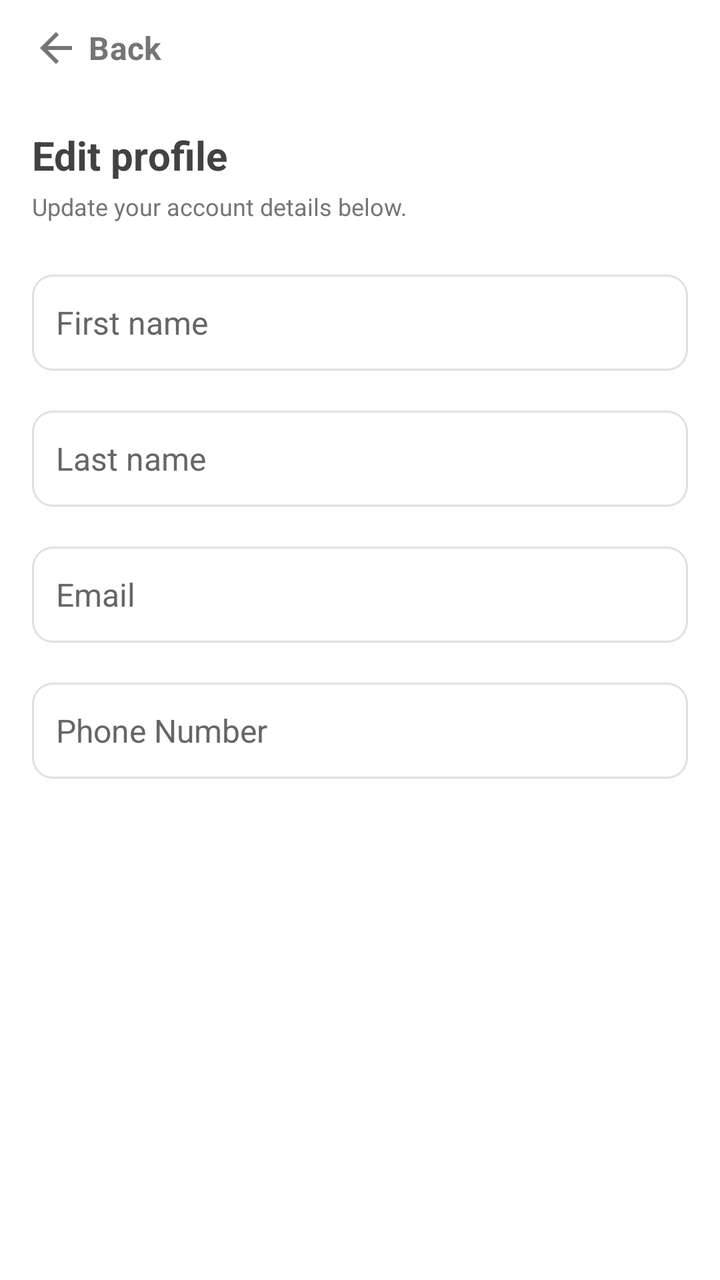
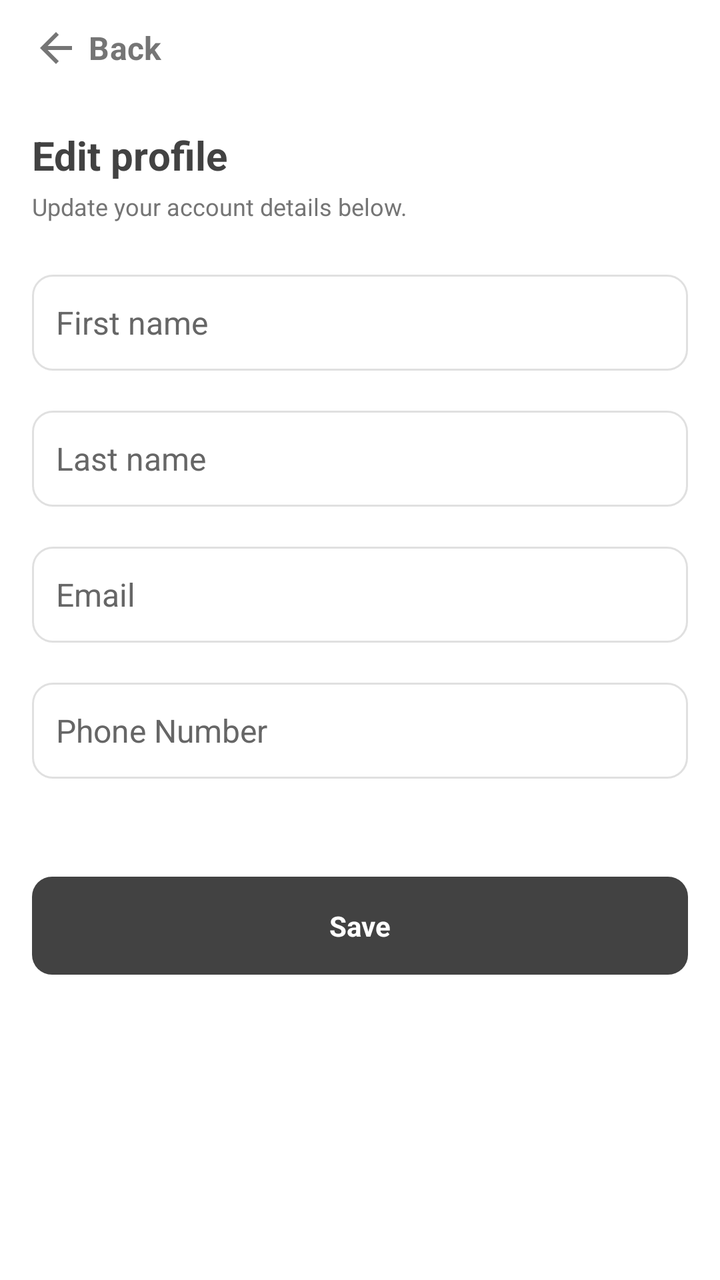

The first picture is an Android layout as it rendered before a commit; the second is the same layout after the commit. The layout source and the unified diff follow.
<!-- AndroidManifest.xml: application theme Theme.G08 -->
<!-- res/layout/edit_profile.xml -->
<?xml version="1.0" encoding="utf-8"?>
<androidx.constraintlayout.widget.ConstraintLayout xmlns:android="http://schemas.android.com/apk/res/android"
    xmlns:app="http://schemas.android.com/apk/res-auto"
    android:layout_width="match_parent"
    android:layout_height="match_parent"
    android:fitsSystemWindows="true">

    <ScrollView
        android:layout_width="match_parent"
        android:layout_height="match_parent"
        android:fillViewport="true"
        app:layout_constraintBottom_toBottomOf="parent"
        app:layout_constraintTop_toTopOf="parent">

        <LinearLayout
            android:id="@+id/rootLayout"
            android:layout_width="match_parent"
            android:layout_height="wrap_content"
            android:orientation="vertical"
            android:paddingStart="16dp"
            android:paddingEnd="16dp"
            android:paddingBottom="24dp">

            <Button
                android:id="@+id/backButton"
                style="@style/Widget.Material3.Button.TextButton"
                android:layout_width="wrap_content"
                android:layout_height="wrap_content"
                android:layout_gravity="start"
                android:minHeight="48dp"
                android:minWidth="0dp"
                android:paddingStart="0dp"
                android:paddingEnd="16dp"
                android:text="@string/back"
                android:textColor="@color/grey"
                android:textSize="16sp"
                app:icon="@drawable/ic_arrow_back"
                app:iconGravity="textStart"
                app:iconSize="24dp"
                app:iconTint="@color/grey" />

            <TextView
                android:id="@+id/editProfileTitle"
                android:layout_width="match_parent"
                android:layout_height="wrap_content"
                android:layout_marginTop="16dp"
                android:text="@string/profile_edit"
                android:textAlignment="textStart"
                android:textColor="@color/main_netural_color"
                android:textSize="20sp"
                android:textStyle="bold" />

            <TextView
                android:id="@+id/editProfileSubtitle"
                android:layout_width="match_parent"
                android:layout_height="wrap_content"
                android:layout_marginTop="4dp"
                android:paddingBottom="16dp"
                android:text="@string/edit_profile_subtitle"
                android:textAlignment="textStart"
                android:textColor="@color/grey"
                android:textSize="12sp" />

            <EditText
                android:id="@+id/firstNameInput"
                android:layout_width="match_parent"
                android:layout_height="wrap_content"
                android:background="@drawable/edittext_bordered"
                android:hint="@string/user_first_name"
                android:importantForAutofill="no"
                android:inputType="textPersonName"
                android:digits="abcdefghijklmnopqrstuvwxyzABCDEFGHIJKLMNOPQRSTUVWXYZ -'"
                android:layout_marginVertical="@dimen/button_vertical_margin"
                android:maxWidth="320dp"
                android:minHeight="48dp"
                android:padding="12dp"
                android:textColorHint="#666666"
                android:textSize="16sp" />

            <EditText
                android:id="@+id/lastNameInput"
                android:layout_width="match_parent"
                android:layout_height="wrap_content"
                android:background="@drawable/edittext_bordered"
                android:hint="@string/user_last_name"
                android:importantForAutofill="no"
                android:inputType="textPersonName"
                android:digits="abcdefghijklmnopqrstuvwxyzABCDEFGHIJKLMNOPQRSTUVWXYZ -'"
                android:layout_marginVertical="@dimen/button_vertical_margin"
                android:maxWidth="320dp"
                android:minHeight="48dp"
                android:padding="12dp"
                android:textColorHint="#666666"
                android:textSize="16sp" />

            <EditText
                android:id="@+id/emailInput"
                android:layout_width="match_parent"
                android:layout_height="wrap_content"
                android:background="@drawable/edittext_bordered"
                android:hint="@string/user_email"
                android:importantForAutofill="no"
                android:inputType="textEmailAddress"
                android:layout_marginVertical="@dimen/button_vertical_margin"
                android:maxWidth="320dp"
                android:minHeight="48dp"
                android:padding="12dp"
                android:textColorHint="#666666"
                android:textSize="16sp" />

            <EditText
                android:id="@+id/phoneInput"
                android:layout_width="match_parent"
                android:layout_height="wrap_content"
                android:background="@drawable/edittext_bordered"
                android:hint="@string/user_phone_number"
                android:importantForAutofill="no"
                android:inputType="phone"
                android:digits="0123456789"
                android:maxLength="10"
                android:layout_marginVertical="@dimen/button_vertical_margin"
                android:maxWidth="320dp"
                android:minHeight="48dp"
                android:padding="12dp"
                android:textColorHint="#666666"
                android:textSize="16sp" />
        </LinearLayout>
    </ScrollView>
</androidx.constraintlayout.widget.ConstraintLayout>
<!-- resources referenced by this layout -->
<resources>
  <color name="grey">#757575</color>
  <color name="main_netural_color">#424242</color>
  <dimen name="button_vertical_margin">10dp</dimen>
  <!-- drawable edittext_bordered (drawable) -->
  <?xml version="1.0" encoding="utf-8"?>
  <shape xmlns:android="http://schemas.android.com/apk/res/android"
      android:shape="rectangle">
      <solid android:color="@color/white" />
      <stroke
          android:width="1dp"
          android:color="@color/input_border_light_grey" />
      <corners android:radius="10dp" />
  </shape>
  <!-- drawable ic_arrow_back (drawable) -->
  <?xml version="1.0" encoding="utf-8"?>
  <vector xmlns:android="http://schemas.android.com/apk/res/android"
      android:width="24dp"
      android:height="24dp"
      android:viewportWidth="24"
      android:viewportHeight="24">
      <path
          android:fillColor="#757575"
          android:pathData="M20,11H7.83l5.59,-5.59L12,4l-8,8 8,8 1.41,-1.41L7.83,13H20v-2z" />
  </vector>
  <string name="back">Back</string>
  <string name="edit_profile_subtitle">Update your account details below.</string>
  <string name="profile_edit">Edit profile</string>
  <string name="user_email">Email</string>
  <string name="user_first_name">First name</string>
  <string name="user_last_name">Last name</string>
  <string name="user_phone_number">Phone Number</string>
  <style name="Theme.G08" parent="Base.Theme.G08" />
  <color name="white">#FFFFFFFF</color>
  <color name="input_border_light_grey">#E0E0E0</color>
  <style name="Base.Theme.G08" parent="Theme.Material3.DayNight.NoActionBar">
          
          
          <item name="android:windowBackground">@color/cardview_light_background</item>
          <item name="android:fontFamily">sans-serif</item>
          <item name="materialButtonStyle">@style/Widget.G08.Button</item>
          <item name="editTextStyle">@style/Widget.G08.EditText</item>
      </style>
  <style name="Widget.G08.Button" parent="Widget.Material3.Button">
          <item name="cornerRadius">@dimen/button_corner_radius</item>
          <item name="android:paddingTop">@dimen/button_vertical_padding</item>
          <item name="android:paddingBottom">@dimen/button_vertical_padding</item>
          <item name="android:textStyle">bold</item>
          <item name="android:layout_marginTop">@dimen/button_vertical_margin</item>
          <item name="android:layout_marginBottom">@dimen/button_vertical_margin</item>
      </style>
  <style name="Widget.G08.EditText" parent="Widget.AppCompat.EditText">
          <item name="android:background">@drawable/edittext_bordered</item>
          <item name="android:padding">12dp</item>
      </style>
  <dimen name="button_corner_radius">10dp</dimen>
  <dimen name="button_vertical_padding">15dp</dimen>
</resources>

<!-- the commit's change to res/layout/edit_profile.xml (unified diff, before → after) -->
@@ -124,6 +124,17 @@
                 android:padding="12dp"
                 android:textColorHint="#666666"
                 android:textSize="16sp" />
+
+            <Button
+                android:id="@+id/saveButton"
+                android:layout_width="match_parent"
+                android:layout_height="wrap_content"
+                android:layout_marginTop="35dp"
+                android:maxWidth="320dp"
+                android:text="@string/save_button"
+                android:textColorLink="@color/main_cust_color"
+                android:textSize="14sp"
+                app:backgroundTint="@color/main_netural_color"/>
         </LinearLayout>
     </ScrollView>
 </androidx.constraintlayout.widget.ConstraintLayout>
<!-- resource entries referenced after the edit -->
@@ -1,6 +1,7 @@
 <!-- resources referenced by this layout -->
 <resources>
   <color name="grey">#757575</color>
+  <color name="main_cust_color">#B8860B</color>
   <color name="main_netural_color">#424242</color>
   <dimen name="button_vertical_margin">10dp</dimen>
   <!-- drawable edittext_bordered (drawable) -->
@@ -27,6 +28,7 @@
   <string name="back">Back</string>
   <string name="edit_profile_subtitle">Update your account details below.</string>
   <string name="profile_edit">Edit profile</string>
+  <string name="save_button">Save</string>
   <string name="user_email">Email</string>
   <string name="user_first_name">First name</string>
   <string name="user_last_name">Last name</string>
